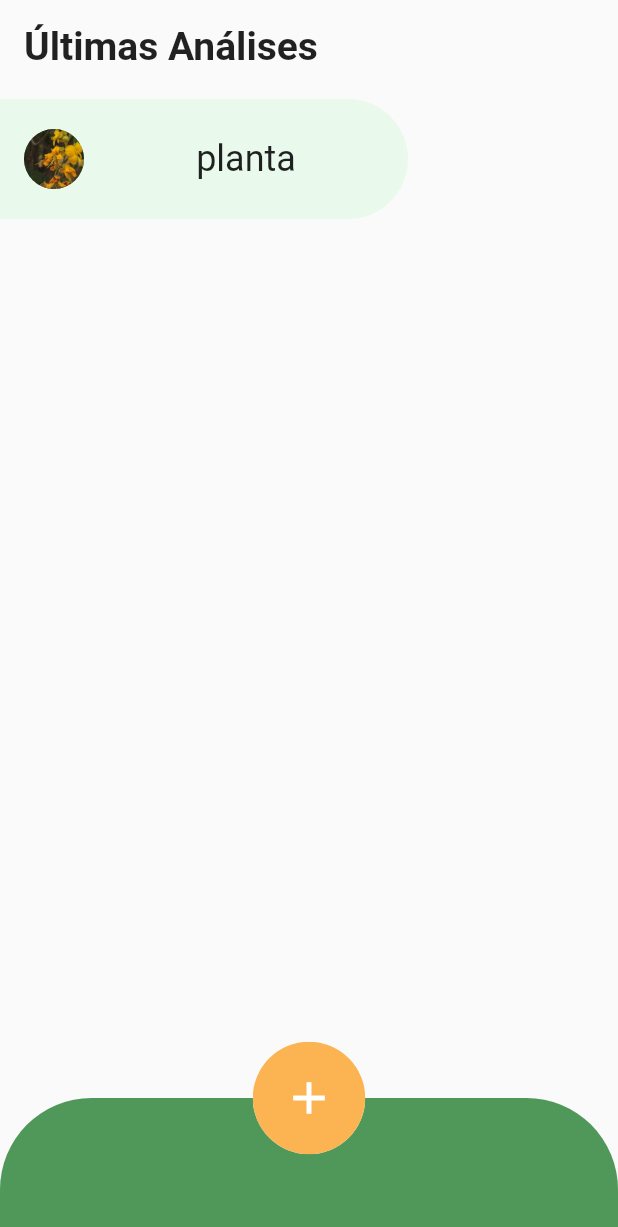
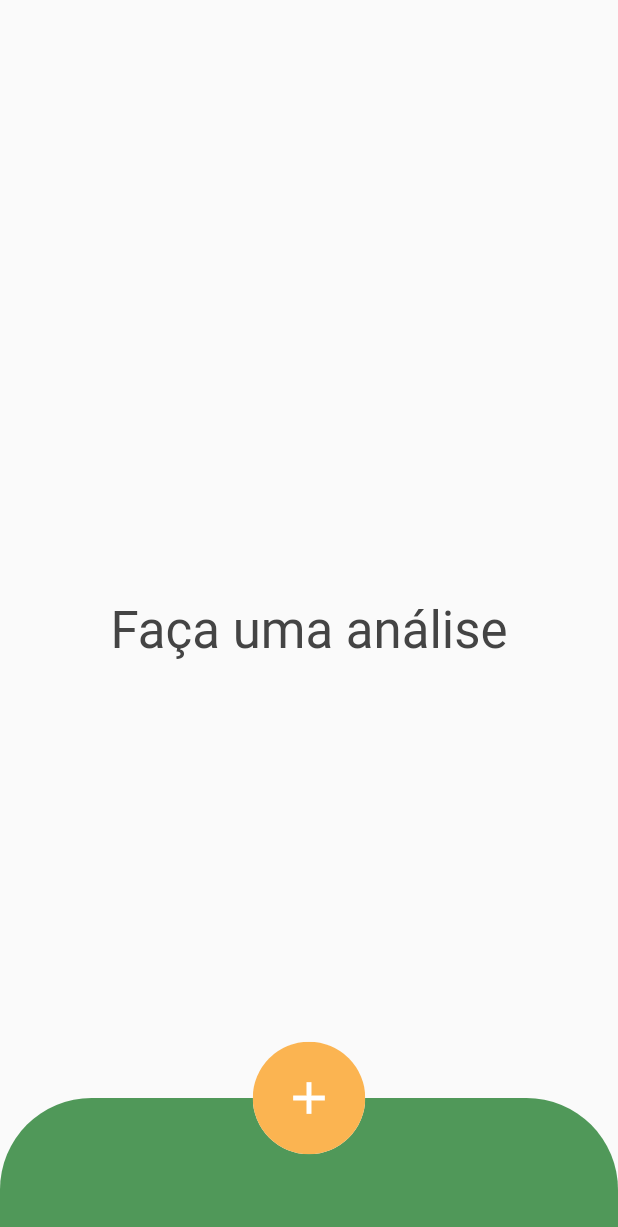
Before and after one commit to lucasdessy/herbaria, a Flutter app: the screen it shows after launch, on a phone screen of 412 x 824 dp. Shown: the top 1227 px of the screen. Run offline on Flutter 3.47's test engine with Material 2 defaults, Android fonts, the phone set to English and light mode, and no system bars; our stand-ins replace bloc, carousel_slider, dio, flutter_bloc, get_it, hydrated_bloc and 2 more; missing offline and left inert: transparent_pointer.

Commit message:
plant cache initial implementation

```diff
--- /dev/null
+++ b/lib/models/ai_response.dart
@@ -0,0 +1,9 @@
+class AiResponse {
+  String plantCode;
+  String accuracy;
+  AiResponse(this.plantCode, this.accuracy);
+
+  factory AiResponse.fromJson(Map<String, dynamic> json) {
+    return AiResponse(json["plant"].toString(), json["accuracy"].toString());
+  }
+}
--- a/lib/models/history_item.dart
+++ b/lib/models/history_item.dart
@@ -1,27 +1,21 @@
-import 'dart:convert';
+import 'package:herbaria/models/plant_cache_item.dart';
+import 'package:herbaria/util/plant_cache.dart';
 
 class HistoryItem {
-  String plantName;
+  PlantCacheItem plant;
   String precision;
-  String description;
-  List<String> imagesAssetLocations;
-  HistoryItem(this.plantName, this.precision, this.description,
-      this.imagesAssetLocations);
+  HistoryItem(this.plant, this.precision);
   Map<String, dynamic> toJson() {
     return {
-      'plantName': plantName,
+      'plantCode': plant.plantCode,
       'precision': precision,
-      'description': description,
-      'image': imagesAssetLocations,
     };
   }
 
   factory HistoryItem.fromJson(Map<String, dynamic> json) {
     return HistoryItem(
-      json['plantName'],
+      PlantCache()[json['plantCode'].toString()],
       json['precision'],
-      json['description'],
-      List.from(jsonDecode(json['imageAssetLocation'])),
     );
   }
 }
--- /dev/null
+++ b/lib/util/config.dart
@@ -0,0 +1,3 @@
+class HerbariaConfig {
+  static const baseUrl = 'http://localhost';
+}
--- a/lib/views/home_view/components/history_card.dart
+++ b/lib/views/home_view/components/history_card.dart
@@ -29,14 +29,15 @@ class HistoryCard extends StatelessWidget {
         ),
         child:
             Row(mainAxisAlignment: MainAxisAlignment.spaceBetween, children: [
-          if (item.imagesAssetLocations.asMap().containsKey(0))
+          if (item.plant.imagesAssetLocations.asMap().containsKey(0))
             CircleAvatar(
               backgroundColor: HerbariaColors.green,
-              foregroundImage: AssetImage(item.imagesAssetLocations.first),
+              foregroundImage:
+                  AssetImage(item.plant.imagesAssetLocations.first),
             ),
           const Spacer(),
           Text(
-            item.plantName,
+            item.plant.plantTitle,
             style: const TextStyle(fontSize: 24),
             maxLines: 2,
           ),
--- a/lib/views/home_view/home_view.dart
+++ b/lib/views/home_view/home_view.dart
@@ -6,7 +6,7 @@ import 'package:herbaria/views/constants/herbaria_padding.dart';
 import 'package:herbaria/views/home_view/components/add_image_bottomsheet.dart';
 import 'package:herbaria/views/home_view/components/history_card.dart';
 
-import '../../models/history_item.dart';
+import '../constants/colors.dart';
 
 class HomeView extends StatelessWidget {
   const HomeView({Key? key}) : super(key: key);
@@ -36,38 +36,16 @@ class HomeView extends StatelessWidget {
                 padding: EdgeInsets.only(
                     top: MediaQuery.of(context).padding.top + 16),
                 child: historyCubitState.history.isEmpty
-                    ?
-                    // HerbariaPadding(
-                    //     child: Center(
-                    //       child: Text(
-                    //         'Faça uma análise',
-                    //         style: Theme.of(context)
-                    //             .textTheme
-                    //             .headline4!
-                    //             .copyWith(color: HerbariaColors.black),
-                    //       ),
-                    //     ),
-                    //   )
-                    Column(
-                        crossAxisAlignment: CrossAxisAlignment.start,
-                        mainAxisAlignment: MainAxisAlignment.start,
-                        children: [
-                          const HerbariaPadding(
-                            child: Text(
-                              'Últimas Análises',
-                              style: TextStyle(
-                                fontSize: 26,
-                                fontWeight: FontWeight.bold,
-                              ),
-                            ),
+                    ? HerbariaPadding(
+                        child: Center(
+                          child: Text(
+                            'Faça uma análise',
+                            style: Theme.of(context)
+                                .textTheme
+                                .headline4!
+                                .copyWith(color: HerbariaColors.black),
                           ),
-                          const SizedBox(
-                            height: 20,
-                          ),
-                          HistoryCard(
-                              item: HistoryItem('planta', '99,9', 'Descrição',
-                                  ['assets/flor_teste.png']))
-                        ],
+                        ),
                       )
                     : Column(
                         crossAxisAlignment: CrossAxisAlignment.start,
```
Also changed, not shown: lib/blocs/analyzer/analyzer_cubit.dart (+13 -11 lines), lib/models/plant_cache_item.dart (added, +12 -0 lines), lib/repositories/camera_gallery_repository.dart (+9 -16 lines), lib/util/plant_cache.dart (added, +92 -0 lines), lib/views/result_view.dart (+4 -4 lines).
